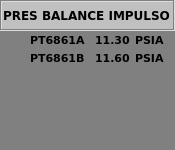
Old version of the form Martin/Qt/SiTTuGAs/A1-Turbina/wpresbalance.ui in the repository mbravod/aeros.
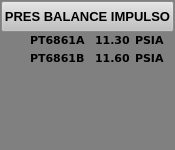
New version of the form.

```diff
--- a/Martin/Qt/SiTTuGAs/A1-Turbina/wpresbalance.ui
+++ b/Martin/Qt/SiTTuGAs/A1-Turbina/wpresbalance.ui
@@ -28,49 +28,6 @@
   <property name="styleSheet">
    <string notr="true">background-color: rgb(128, 128, 128);</string>
   </property>
-  <widget class="QFrame" name="frame">
-   <property name="geometry">
-    <rect>
-     <x>0</x>
-     <y>0</y>
-     <width>175</width>
-     <height>31</height>
-    </rect>
-   </property>
-   <property name="styleSheet">
-    <string notr="true">background-color: rgb(192, 192, 192);</string>
-   </property>
-   <property name="frameShape">
-    <enum>QFrame::Box</enum>
-   </property>
-   <property name="frameShadow">
-    <enum>QFrame::Sunken</enum>
-   </property>
-  </widget>
-  <widget class="QLabel" name="lbPreBALIT">
-   <property name="geometry">
-    <rect>
-     <x>3</x>
-     <y>7</y>
-     <width>170</width>
-     <height>16</height>
-    </rect>
-   </property>
-   <property name="font">
-    <font>
-     <family>Verdana</family>
-     <pointsize>9</pointsize>
-     <weight>75</weight>
-     <bold>true</bold>
-    </font>
-   </property>
-   <property name="styleSheet">
-    <string notr="true">background-color: rgb(192, 192, 192);</string>
-   </property>
-   <property name="text">
-    <string>PRES BALANCE IMPULSO</string>
-   </property>
-  </widget>
   <widget class="QLabel" name="lbBALIT_1">
    <property name="geometry">
     <rect>
@@ -231,15 +188,37 @@
     <string/>
    </property>
   </widget>
+  <widget class="QPushButton" name="btCerrar">
+   <property name="geometry">
+    <rect>
+     <x>1</x>
+     <y>1</y>
+     <width>173</width>
+     <height>31</height>
+    </rect>
+   </property>
+   <property name="font">
+    <font>
+     <pointsize>10</pointsize>
+     <weight>75</weight>
+     <bold>true</bold>
+    </font>
+   </property>
+   <property name="styleSheet">
+    <string notr="true">background-color: rgb(192, 192, 192);</string>
+   </property>
+   <property name="text">
+    <string>PRES BALANCE IMPULSO</string>
+   </property>
+  </widget>
   <zorder>lbFondo</zorder>
-  <zorder>frame</zorder>
-  <zorder>lbPreBALIT</zorder>
   <zorder>lbBALIT_1</zorder>
   <zorder>lbBALI_1</zorder>
   <zorder>lbBALIU_1</zorder>
   <zorder>lbBALIU_2</zorder>
   <zorder>lbBALIT_2</zorder>
   <zorder>lbBALI_2</zorder>
+  <zorder>btCerrar</zorder>
  </widget>
  <layoutdefault spacing="6" margin="11"/>
  <resources/>
```
